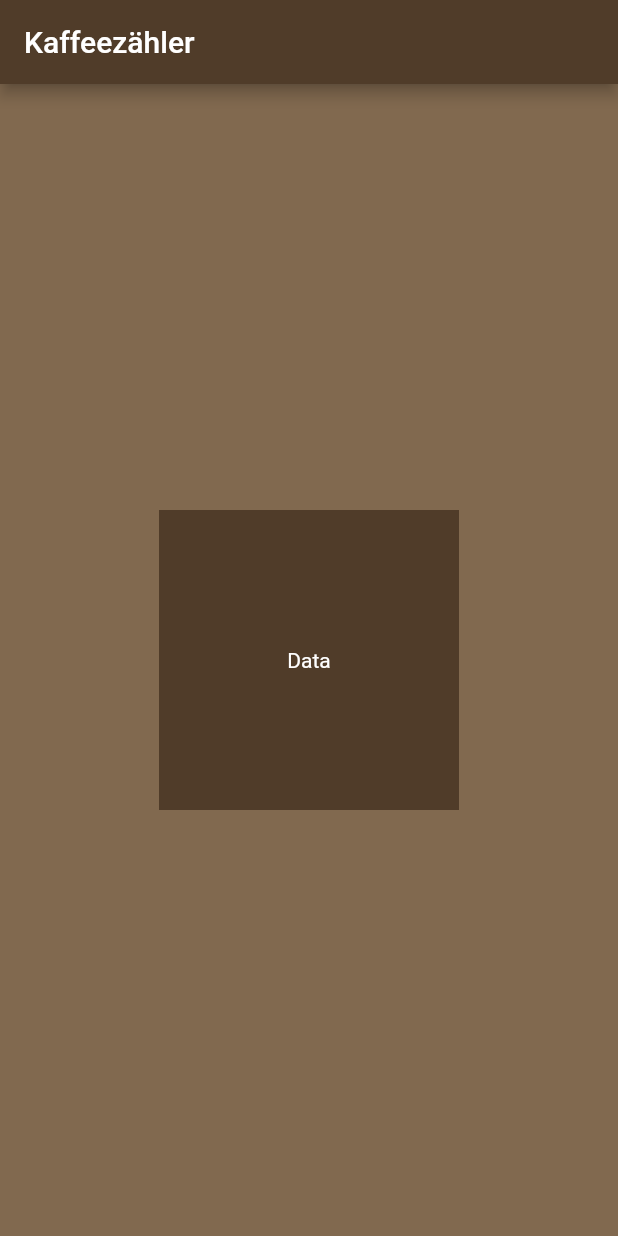
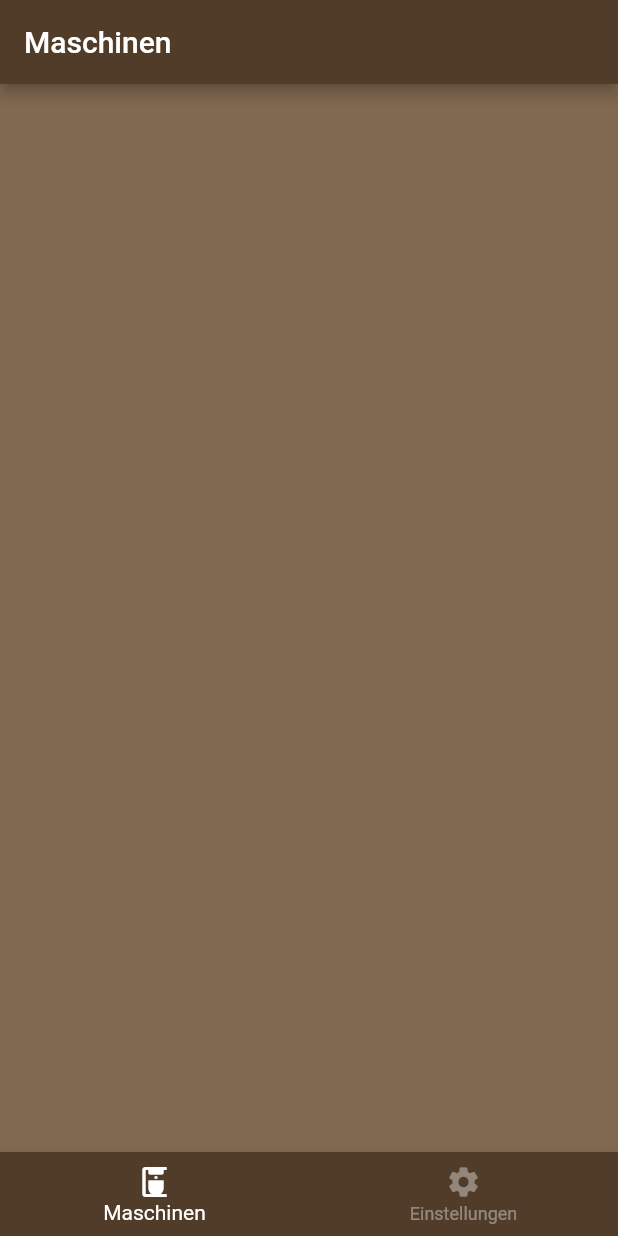
Before and after one commit to humunuku/coffee_counter, a Flutter app: the screen it shows after launch, on a phone screen of 412 x 824 dp. Run offline on Flutter 3.47's test engine with Material 2 defaults, Android fonts, the phone set to English and light mode, and no system bars.

Commit message:
created basic pages and embedded bottom navigation

```diff
--- a/lib/main.dart
+++ b/lib/main.dart
@@ -1,4 +1,4 @@
-import 'package:coffee_counter/presentation/home_page.dart';
+import 'package:coffee_counter/root_widget.dart';
 import 'package:coffee_counter/theme.dart';
 import 'package:flutter/material.dart';
 
@@ -15,7 +15,10 @@ class MyApp extends StatelessWidget {
     return MaterialApp(
       title: 'Kaffeezähler',
       theme: AppTheme.darkTheme,
-      home: const HomePage(),
+      initialRoute: "/",
+      routes: {
+        "/": (context) => const RootWidget(),
+      },
     );
   }
 }
--- a/lib/presentation/home_page.dart
+++ /dev/null
@@ -1,31 +0,0 @@
-import 'package:flutter/material.dart';
-
-class HomePage extends StatelessWidget {
-  const HomePage({Key? key}) : super(key: key);
-
-  @override
-  Widget build(BuildContext context) {
-    final theme = Theme.of(context);
-    return Scaffold(
-      backgroundColor: theme.colorScheme.secondary,
-      appBar: AppBar(
-        title: const Text(
-          "Kaffeezähler",
-        ),
-      ),
-      body: Center(
-        child: Container(
-          width: 200,
-          height: 200,
-          color: theme.colorScheme.primary,
-          child: const Center(
-            child: Text(
-              "Data",
-              textAlign: TextAlign.center,
-            ),
-          ),
-        ),
-      ),
-    );
-  }
-}
--- /dev/null
+++ b/lib/presentation/maschines_page.dart
@@ -0,0 +1,18 @@
+import 'package:flutter/material.dart';
+
+class MaschinesPage extends StatelessWidget {
+  const MaschinesPage({Key? key}) : super(key: key);
+
+  @override
+  Widget build(BuildContext context) {
+    final theme = Theme.of(context);
+    return Scaffold(
+      backgroundColor: theme.colorScheme.secondary,
+      appBar: AppBar(
+        title: const Text(
+          "Maschinen",
+        ),
+      ),
+    );
+  }
+}
--- /dev/null
+++ b/lib/presentation/settings_page.dart
@@ -0,0 +1,18 @@
+import 'package:flutter/material.dart';
+
+class SettingsPage extends StatelessWidget {
+  const SettingsPage({Key? key}) : super(key: key);
+
+  @override
+  Widget build(BuildContext context) {
+    final theme = Theme.of(context);
+    return Scaffold(
+      backgroundColor: theme.colorScheme.secondary,
+      appBar: AppBar(
+        title: const Text(
+          "Einstellungen",
+        ),
+      ),
+    );
+  }
+}
--- /dev/null
+++ b/lib/root_widget.dart
@@ -0,0 +1,46 @@
+import 'package:coffee_counter/presentation/maschines_page.dart';
+import 'package:coffee_counter/presentation/settings_page.dart';
+import 'package:flutter/material.dart';
+
+class RootWidget extends StatefulWidget {
+  const RootWidget({Key? key}) : super(key: key);
+
+  @override
+  State<RootWidget> createState() => _RootWidgetState();
+}
+
+class _RootWidgetState extends State<RootWidget> {
+  int _currentIndex = 0;
+
+  List<BottomNavigationBarItem> bottomNavbarItems = [
+    BottomNavigationBarItem(icon: Icon(Icons.coffee_maker), label: "Maschinen"),
+    BottomNavigationBarItem(icon: Icon(Icons.settings), label: "Einstellungen")
+  ];
+
+  @override
+  Widget build(BuildContext context) {
+    final theme = Theme.of(context);
+    return Scaffold(
+      backgroundColor: theme.colorScheme.secondary,
+      body: IndexedStack(
+        index: _currentIndex,
+        children: [
+          MaschinesPage(),
+          SettingsPage(),
+        ],
+      ),
+      bottomNavigationBar: BottomNavigationBar(
+        currentIndex: _currentIndex,
+        unselectedItemColor: Colors.white38,
+        selectedItemColor: Colors.white,
+        backgroundColor: Theme.of(context).bottomAppBarColor,
+        items: bottomNavbarItems,
+        onTap: (index) {
+          setState(() {
+            _currentIndex = index;
+          });
+        },
+      ),
+    );
+  }
+}
```
